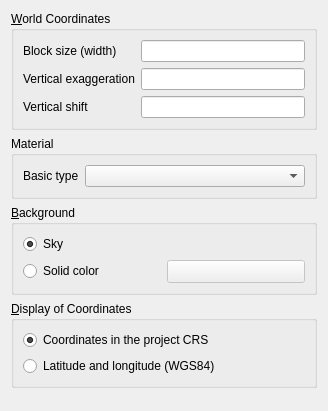
Qt form ui/sceneproperties.ui (minorua/Qgis2threejs) before a commit.
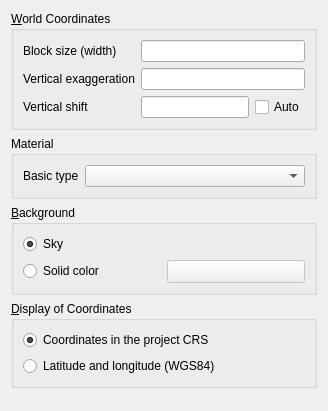
The same form after that commit. Custom widgets are drawn as their Qt base class.

Commit message: add automatic z shift adjustment option to scene settings

Patch:
```diff
--- a/ui/sceneproperties.ui
+++ b/ui/sceneproperties.ui
@@ -71,7 +71,21 @@
        </widget>
       </item>
       <item row="2" column="1">
-       <widget class="QLineEdit" name="lineEdit_zShift"/>
+       <layout class="QHBoxLayout" name="horizontalLayout">
+        <item>
+         <widget class="QLineEdit" name="lineEdit_zShift"/>
+        </item>
+        <item>
+         <widget class="QCheckBox" name="checkBox_autoZShift">
+          <property name="toolTip">
+           <string>Automatic vertical shift adjustment</string>
+          </property>
+          <property name="text">
+           <string>Auto</string>
+          </property>
+         </widget>
+        </item>
+       </layout>
       </item>
      </layout>
     </widget>
```
Left out of the diff: 18 changed lines with no effect on the pictures. The commit also changes 5 other files.
